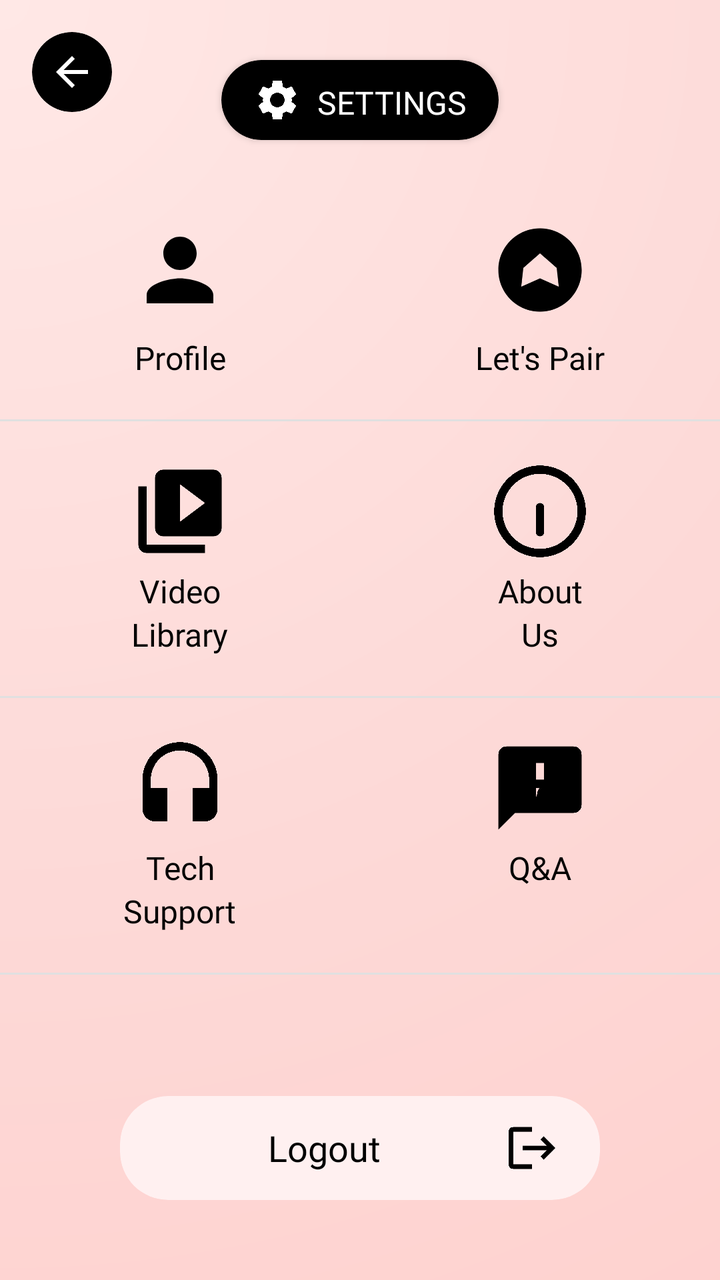
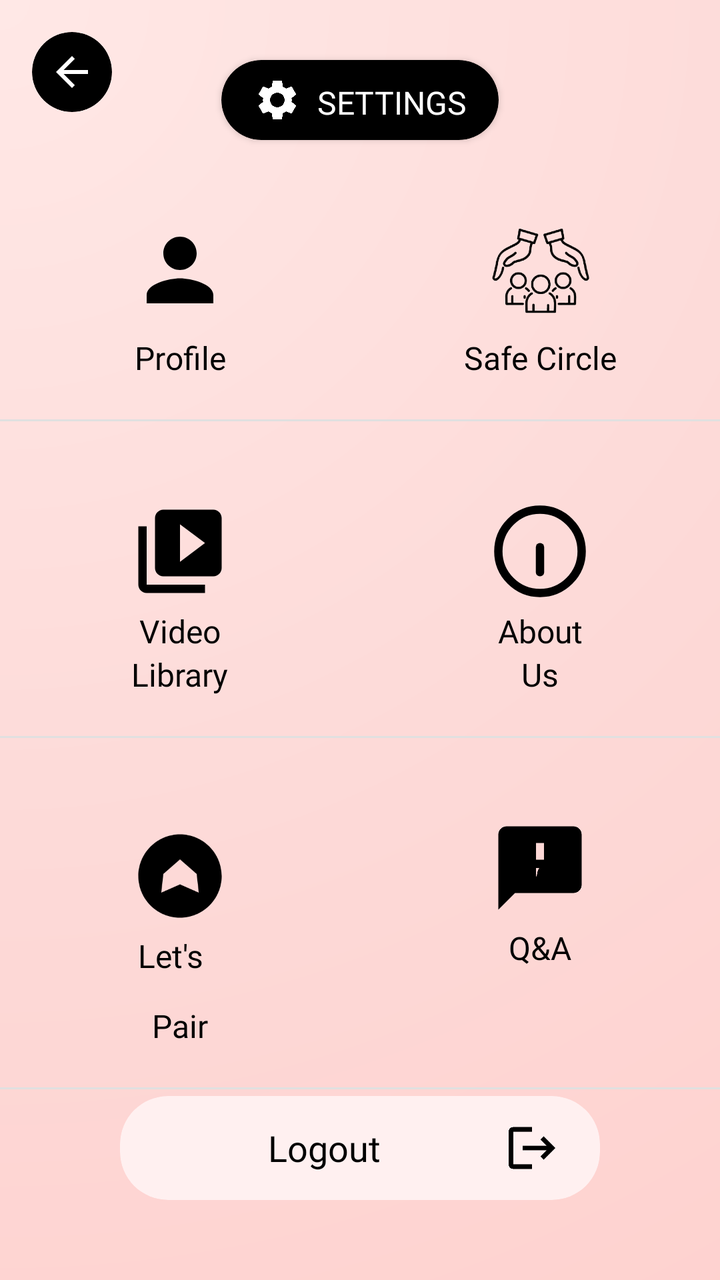

The first picture is an Android layout as it rendered before a commit; the second is the same layout after the commit. The layout source and the unified diff follow.
<!-- AndroidManifest.xml: application theme Theme.SafeHer -->
<!-- res/layout/fragment_settings.xml -->
<?xml version="1.0" encoding="utf-8"?>
<androidx.constraintlayout.widget.ConstraintLayout xmlns:android="http://schemas.android.com/apk/res/android"
    xmlns:app="http://schemas.android.com/apk/res-auto"
    xmlns:tools="http://schemas.android.com/tools"
    android:layout_width="match_parent"
    android:layout_height="match_parent"
    android:background="@drawable/gradient_background">

    
    <androidx.cardview.widget.CardView
        android:id="@+id/backButtonCard"
        android:layout_width="40dp"
        android:layout_height="40dp"
        android:layout_marginStart="16dp"
        android:layout_marginTop="16dp"
        app:cardBackgroundColor="#000000"
        app:cardCornerRadius="20dp"
        app:cardElevation="0dp"
        app:layout_constraintStart_toStartOf="parent"
        app:layout_constraintTop_toTopOf="parent">

        <ImageView
            android:id="@+id/backButton"
            android:layout_width="24dp"
            android:layout_height="24dp"
            android:layout_gravity="center"
            android:contentDescription="Back"
            android:src="@drawable/ic_back"
            app:tint="#FFFFFF" />
    </androidx.cardview.widget.CardView>

    
    <androidx.cardview.widget.CardView
        android:id="@+id/settingsTitleCard"
        android:layout_width="wrap_content"
        android:layout_height="wrap_content"
        android:layout_marginTop="30dp"
        app:cardBackgroundColor="#000000"
        app:cardCornerRadius="20dp"
        app:layout_constraintEnd_toEndOf="parent"
        app:layout_constraintStart_toStartOf="parent"
        app:layout_constraintTop_toTopOf="parent">

        <androidx.constraintlayout.widget.ConstraintLayout
            android:layout_width="wrap_content"
            android:layout_height="wrap_content"
            android:paddingHorizontal="16dp"
            android:paddingVertical="8dp">

            <ImageView
                android:id="@+id/settingsIcon"
                android:layout_width="24dp"
                android:layout_height="24dp"
                android:layout_marginEnd="8dp"
                android:src="@drawable/ic_settings"
                app:layout_constraintBottom_toBottomOf="parent"
                app:layout_constraintStart_toStartOf="parent"
                app:layout_constraintTop_toTopOf="parent"
                app:tint="#FFFFFF" />

            <TextView
                android:layout_width="wrap_content"
                android:layout_height="wrap_content"
                android:layout_marginStart="8dp"
                android:fontFamily="@font/poppins_medium"
                android:text="SETTINGS"
                android:textColor="#FFFFFF"
                android:textSize="16sp"
                app:layout_constraintBottom_toBottomOf="parent"
                app:layout_constraintEnd_toEndOf="parent"
                app:layout_constraintHorizontal_bias="0.0"
                app:layout_constraintStart_toEndOf="@id/settingsIcon"
                app:layout_constraintTop_toTopOf="parent"
                app:layout_constraintVertical_bias="1.0" />
        </androidx.constraintlayout.widget.ConstraintLayout>
    </androidx.cardview.widget.CardView>

    
    <androidx.constraintlayout.widget.ConstraintLayout
        android:id="@+id/profileOption"
        android:layout_width="0dp"
        android:layout_height="wrap_content"
        android:layout_marginTop="40dp"
        app:layout_constraintEnd_toStartOf="@id/pairOption"
        app:layout_constraintStart_toStartOf="parent"
        app:layout_constraintTop_toBottomOf="@id/settingsTitleCard">

        <ImageView
            android:id="@+id/profileIcon"
            android:layout_width="50dp"
            android:layout_height="50dp"
            android:contentDescription="Profile"
            android:src="@drawable/ic_profile"
            app:layout_constraintEnd_toEndOf="parent"
            app:layout_constraintStart_toStartOf="parent"
            app:layout_constraintTop_toTopOf="parent" />

        <TextView
            android:layout_width="wrap_content"
            android:layout_height="wrap_content"
            android:layout_marginTop="8dp"
            android:fontFamily="@font/poppins_medium"
            android:text="Profile"
            android:textColor="#000000"
            android:textSize="16sp"
            app:layout_constraintEnd_toEndOf="parent"
            app:layout_constraintStart_toStartOf="parent"
            app:layout_constraintTop_toBottomOf="@id/profileIcon"
            tools:ignore="HardcodedText" />
    </androidx.constraintlayout.widget.ConstraintLayout>

    
    <androidx.constraintlayout.widget.ConstraintLayout
        android:id="@+id/pairOption"
        android:layout_width="0dp"
        android:layout_height="wrap_content"
        android:layout_marginTop="40dp"
        app:layout_constraintEnd_toEndOf="parent"
        app:layout_constraintStart_toEndOf="@id/profileOption"
        app:layout_constraintTop_toBottomOf="@id/settingsTitleCard">

        <ImageView
            android:id="@+id/pairIcon"
            android:layout_width="50dp"
            android:layout_height="50dp"
            android:contentDescription="Let's Pair"
            android:src="@drawable/ic_pair"
            app:layout_constraintEnd_toEndOf="parent"
            app:layout_constraintStart_toStartOf="parent"
            app:layout_constraintTop_toTopOf="parent" />

        <TextView
            android:layout_width="wrap_content"
            android:layout_height="wrap_content"
            android:layout_marginTop="8dp"
            android:fontFamily="@font/poppins_medium"
            android:text="Let's Pair"
            android:textColor="#000000"
            android:textSize="16sp"
            app:layout_constraintEnd_toEndOf="parent"
            app:layout_constraintStart_toStartOf="parent"
            app:layout_constraintTop_toBottomOf="@id/pairIcon" />
    </androidx.constraintlayout.widget.ConstraintLayout>

    
    <View
        android:id="@+id/divider1"
        android:layout_width="match_parent"
        android:layout_height="1dp"
        android:layout_marginTop="20dp"
        android:background="#E0E0E0"
        app:layout_constraintTop_toBottomOf="@id/profileOption" />

    
    <androidx.constraintlayout.widget.ConstraintLayout
        android:id="@+id/videoLibraryOption"
        android:layout_width="0dp"
        android:layout_height="wrap_content"
        android:layout_marginTop="20dp"
        app:layout_constraintEnd_toStartOf="@id/aboutOption"
        app:layout_constraintStart_toStartOf="parent"
        app:layout_constraintTop_toBottomOf="@id/divider1">

        <ImageView
            android:id="@+id/videoLibraryIcon"
            android:layout_width="50dp"
            android:layout_height="50dp"
            android:contentDescription="Video Library"
            android:src="@drawable/ic_video_play"
            android:tint="@color/black"
            app:layout_constraintEnd_toEndOf="parent"
            app:layout_constraintStart_toStartOf="parent"
            app:layout_constraintTop_toTopOf="parent" />

        <TextView
            android:id="@+id/videoLibraryText"
            android:layout_width="wrap_content"
            android:layout_height="wrap_content"
            android:layout_marginTop="4dp"
            android:fontFamily="@font/poppins_medium"
            android:text="Video"
            android:textColor="#000000"
            android:textSize="16sp"
            app:layout_constraintEnd_toEndOf="parent"
            app:layout_constraintStart_toStartOf="parent"
            app:layout_constraintTop_toBottomOf="@id/videoLibraryIcon" />

        <TextView
            android:layout_width="wrap_content"
            android:layout_height="wrap_content"
            android:fontFamily="@font/poppins_medium"
            android:text="Library"
            android:textColor="#000000"
            android:textSize="16sp"
            app:layout_constraintEnd_toEndOf="parent"
            app:layout_constraintStart_toStartOf="parent"
            app:layout_constraintTop_toBottomOf="@id/videoLibraryText" />
    </androidx.constraintlayout.widget.ConstraintLayout>

    
    <androidx.constraintlayout.widget.ConstraintLayout
        android:id="@+id/aboutOption"
        android:layout_width="0dp"
        android:layout_height="wrap_content"
        android:layout_marginTop="20dp"
        app:layout_constraintEnd_toEndOf="parent"
        app:layout_constraintStart_toEndOf="@id/videoLibraryOption"
        app:layout_constraintTop_toBottomOf="@id/divider1">

        <ImageView
            android:id="@+id/aboutIcon"
            android:layout_width="50dp"
            android:layout_height="50dp"
            android:contentDescription="About Us"
            android:src="@drawable/ic_info"
            app:layout_constraintEnd_toEndOf="parent"
            app:layout_constraintStart_toStartOf="parent"
            app:layout_constraintTop_toTopOf="parent" />

        <TextView
            android:id="@+id/aboutText"
            android:layout_width="wrap_content"
            android:layout_height="wrap_content"
            android:layout_marginTop="4dp"
            android:fontFamily="@font/poppins_medium"
            android:text="About"
            android:textColor="#000000"
            android:textSize="16sp"
            app:layout_constraintEnd_toEndOf="parent"
            app:layout_constraintStart_toStartOf="parent"
            app:layout_constraintTop_toBottomOf="@id/aboutIcon" />

        <TextView
            android:layout_width="wrap_content"
            android:layout_height="wrap_content"
            android:fontFamily="@font/poppins_medium"
            android:text="Us"
            android:textColor="#000000"
            android:textSize="16sp"
            app:layout_constraintEnd_toEndOf="parent"
            app:layout_constraintStart_toStartOf="parent"
            app:layout_constraintTop_toBottomOf="@id/aboutText" />
    </androidx.constraintlayout.widget.ConstraintLayout>

    
    <View
        android:id="@+id/divider2"
        android:layout_width="match_parent"
        android:layout_height="1dp"
        android:layout_marginTop="20dp"
        android:background="#E0E0E0"
        app:layout_constraintTop_toBottomOf="@id/videoLibraryOption" />

    
    <androidx.constraintlayout.widget.ConstraintLayout
        android:id="@+id/techSupportOption"
        android:layout_width="0dp"
        android:layout_height="wrap_content"
        android:layout_marginTop="20dp"
        app:layout_constraintEnd_toStartOf="@id/qaOption"
        app:layout_constraintStart_toStartOf="parent"
        app:layout_constraintTop_toBottomOf="@id/divider2">

        <ImageView
            android:id="@+id/techSupportIcon"
            android:layout_width="50dp"
            android:layout_height="50dp"
            android:contentDescription="Tech Support"
            android:src="@drawable/ic_tech_support"
            app:layout_constraintEnd_toEndOf="parent"
            app:layout_constraintStart_toStartOf="parent"
            app:layout_constraintTop_toTopOf="parent" />

        <TextView
            android:id="@+id/techSupportText"
            android:layout_width="wrap_content"
            android:layout_height="wrap_content"
            android:layout_marginTop="4dp"
            android:fontFamily="@font/poppins_medium"
            android:text="Tech"
            android:textColor="#000000"
            android:textSize="16sp"
            app:layout_constraintEnd_toEndOf="parent"
            app:layout_constraintStart_toStartOf="parent"
            app:layout_constraintTop_toBottomOf="@id/techSupportIcon" />

        <TextView
            android:layout_width="wrap_content"
            android:layout_height="wrap_content"
            android:fontFamily="@font/poppins_medium"
            android:text="Support"
            android:textColor="#000000"
            android:textSize="16sp"
            app:layout_constraintEnd_toEndOf="parent"
            app:layout_constraintStart_toStartOf="parent"
            app:layout_constraintTop_toBottomOf="@id/techSupportText" />
    </androidx.constraintlayout.widget.ConstraintLayout>

    
    <androidx.constraintlayout.widget.ConstraintLayout
        android:id="@+id/qaOption"
        android:layout_width="0dp"
        android:layout_height="wrap_content"
        android:layout_marginTop="20dp"
        app:layout_constraintEnd_toEndOf="parent"
        app:layout_constraintStart_toEndOf="@id/techSupportOption"
        app:layout_constraintTop_toBottomOf="@id/divider2">

        <ImageView
            android:id="@+id/qaIcon"
            android:layout_width="50dp"
            android:layout_height="50dp"
            android:contentDescription="Q&amp;A"
            android:src="@drawable/ic_qa"
            app:layout_constraintEnd_toEndOf="parent"
            app:layout_constraintStart_toStartOf="parent"
            app:layout_constraintTop_toTopOf="parent" />

        <TextView
            android:layout_width="wrap_content"
            android:layout_height="wrap_content"
            android:layout_marginTop="4dp"
            android:fontFamily="@font/poppins_medium"
            android:text="Q&amp;A"
            android:textColor="#000000"
            android:textSize="16sp"
            app:layout_constraintEnd_toEndOf="parent"
            app:layout_constraintStart_toStartOf="parent"
            app:layout_constraintTop_toBottomOf="@id/qaIcon" />
    </androidx.constraintlayout.widget.ConstraintLayout>

    
    <View
        android:id="@+id/divider3"
        android:layout_width="match_parent"
        android:layout_height="1dp"
        android:layout_marginTop="20dp"
        android:background="#E0E0E0"
        app:layout_constraintTop_toBottomOf="@id/techSupportOption" />

    
    <androidx.cardview.widget.CardView
        android:id="@+id/logoutButton"
        android:layout_width="0dp"
        android:layout_height="wrap_content"
        android:layout_marginHorizontal="60dp"
        android:layout_marginBottom="40dp"
        app:cardBackgroundColor="#FFF0F0"
        app:cardCornerRadius="24dp"
        app:cardElevation="0dp"
        app:layout_constraintBottom_toBottomOf="parent"
        app:layout_constraintEnd_toEndOf="parent"
        app:layout_constraintStart_toStartOf="parent">

        <LinearLayout
            android:layout_width="match_parent"
            android:layout_height="wrap_content"
            android:gravity="center"
            android:orientation="horizontal"
            android:padding="12dp"
            tools:ignore="UseCompoundDrawables">

            <TextView
                android:layout_width="0dp"
                android:layout_height="wrap_content"
                android:layout_weight="1"
                android:fontFamily="@font/poppins_semibold"
                android:gravity="center"
                android:text="Logout"
                android:textColor="#000000"
                android:textSize="18sp" />

            <ImageView
                android:layout_width="28dp"
                android:layout_height="28dp"
                android:layout_marginEnd="8dp"
                android:src="@drawable/ic_logout"
                tools:ignore="ContentDescription" />
        </LinearLayout>
    </androidx.cardview.widget.CardView>

</androidx.constraintlayout.widget.ConstraintLayout>
<!-- resources referenced by this layout -->
<resources>
  <color name="black">#FF000000</color>
  <!-- drawable gradient_background (drawable) -->
  <?xml version="1.0" encoding="utf-8"?>
  <shape xmlns:android="http://schemas.android.com/apk/res/android">
      <gradient
          android:type="radial"
          android:gradientRadius="250%p"
          android:centerX="0"
          android:centerY="0"
          android:startColor="#FFE8E6"
          android:centerColor="#FDD9D7"
          android:endColor="#FFCECB" />
  </shape>
  <!-- drawable ic_back (drawable) -->
  <?xml version="1.0" encoding="utf-8"?>
  <vector xmlns:android="http://schemas.android.com/apk/res/android"
      android:width="24dp"
      android:height="24dp"
      android:viewportWidth="24"
      android:viewportHeight="24">
      <path
          android:fillColor="#000000"
          android:pathData="M20,11H7.83l5.59,-5.59L12,4l-8,8 8,8 1.41,-1.41L7.83,13H20v-2z"/>
  </vector>
  <!-- drawable ic_logout (drawable) -->
  <vector xmlns:android="http://schemas.android.com/apk/res/android"
      android:width="24dp"
      android:height="24dp"
      android:viewportWidth="24"
      android:viewportHeight="24">
      <path
          android:fillColor="#000000"
          android:pathData="M17,7l-1.41,1.41L18.17,11H8v2h10.17l-2.58,2.58L17,17l5,-5zM4,5h8V3H4c-1.1,0 -2,0.9 -2,2v14c0,1.1 0.9,2 2,2h8v-2H4V5z"/>
  </vector>
  <!-- drawable ic_pair (drawable) -->
  <vector xmlns:android="http://schemas.android.com/apk/res/android"
      android:width="24dp"
      android:height="24dp"
      android:viewportWidth="24"
      android:viewportHeight="24">
      <path
          android:fillColor="#000000"
          android:pathData="M12,2C6.48,2 2,6.48 2,12s4.48,10 10,10 10,-4.48 10,-10S17.52,2 12,2zM16.5,16L12,14l-4.5,2L8,11.5l4,-3.5 4,3.5L16.5,16z"/>
      <path
          android:fillColor="#00000000"
          android:pathData="M15,7l2,-2M17,9l3,-1M7,9l-3,-1M9,7l-2,-2"
          android:strokeWidth="1"
          android:strokeColor="#000000"
          android:strokeLineCap="round"/>
  </vector>
  <!-- drawable ic_profile (drawable) -->
  <vector xmlns:android="http://schemas.android.com/apk/res/android" android:height="24dp" android:tint="#000000" android:viewportHeight="24" android:viewportWidth="24" android:width="24dp">
        
      <path android:fillColor="@android:color/white" android:pathData="M12,12c2.21,0 4,-1.79 4,-4s-1.79,-4 -4,-4 -4,1.79 -4,4 1.79,4 4,4zM12,14c-2.67,0 -8,1.34 -8,4v2h16v-2c0,-2.66 -5.33,-4 -8,-4z"/>
      
  </vector>
  <!-- drawable ic_tech_support (drawable) -->
  <vector xmlns:android="http://schemas.android.com/apk/res/android"
      android:width="24dp"
      android:height="24dp"
      android:viewportWidth="24"
      android:viewportHeight="24">
      <path
          android:fillColor="#000000"
          android:pathData="M12,1c-4.97,0 -9,4.03 -9,9v7c0,1.66 1.34,3 3,3h3v-8H5v-2c0,-3.87 3.13,-7 7,-7s7,3.13 7,7v2h-4v8h3c1.66,0 3,-1.34 3,-3v-7c0,-4.97 -4.03,-9 -9,-9z"/>
      <path
          android:fillColor="#000000"
          android:pathData="M7,14m-2,0a2,2 0,1 1,4 0a2,2 0,1 1,-4 0"/>
      <path
          android:fillColor="#000000"
          android:pathData="M17,14m-2,0a2,2 0,1 1,4 0a2,2 0,1 1,-4 0"/>
  </vector>
  <!-- drawable ic_video_play (drawable) -->
  <vector xmlns:android="http://schemas.android.com/apk/res/android"
      android:width="24dp"
      android:height="24dp"
      android:viewportWidth="24"
      android:viewportHeight="24">
    <path
        android:fillColor="#555555"
        android:pathData="M4,6L2,6v14c0,1.1 0.9,2 2,2h14v-2L4,20L4,6zM20,2L8,2c-1.1,0 -2,0.9 -2,2v12c0,1.1 0.9,2 2,2h12c1.1,0 2,-0.9 2,-2L22,4c0,-1.1 -0.9,-2 -2,-2zM12,14.5v-9l6,4.5 -6,4.5z"/>
  </vector>
  <style name="Theme.SafeHer" parent="Base.Theme.SafeHer" />
  <style name="Base.Theme.SafeHer" parent="Theme.MaterialComponents.NoActionBar">
          
          
      </style>
  <!-- unchanged entries left out for length: 3 -->
</resources>

<!-- the commit's change to res/layout/fragment_settings.xml (unified diff, before → after) -->
@@ -120,11 +120,11 @@
         app:layout_constraintTop_toBottomOf="@id/settingsTitleCard">
 
         <ImageView
-            android:id="@+id/pairIcon"
+            android:id="@+id/safecircleIcon"
             android:layout_width="50dp"
             android:layout_height="50dp"
             android:contentDescription="Let's Pair"
-            android:src="@drawable/ic_pair"
+            android:src="@drawable/safe_circle"
             app:layout_constraintEnd_toEndOf="parent"
             app:layout_constraintStart_toStartOf="parent"
             app:layout_constraintTop_toTopOf="parent" />
@@ -134,12 +134,12 @@
             android:layout_height="wrap_content"
             android:layout_marginTop="8dp"
             android:fontFamily="@font/poppins_medium"
-            android:text="Let's Pair"
-            android:textColor="#000000"
-            android:textSize="16sp"
-            app:layout_constraintEnd_toEndOf="parent"
-            app:layout_constraintStart_toStartOf="parent"
-            app:layout_constraintTop_toBottomOf="@id/pairIcon" />
+            android:text="Safe Circle"
+            android:textColor="#000000"
+            android:textSize="16sp"
+            app:layout_constraintEnd_toEndOf="parent"
+            app:layout_constraintStart_toStartOf="parent"
+            app:layout_constraintTop_toBottomOf="@id/safecircleIcon" />
     </androidx.constraintlayout.widget.ConstraintLayout>
 
     
@@ -152,11 +152,13 @@
         app:layout_constraintTop_toBottomOf="@id/profileOption" />
 
     
+
+    
     <androidx.constraintlayout.widget.ConstraintLayout
         android:id="@+id/videoLibraryOption"
         android:layout_width="0dp"
         android:layout_height="wrap_content"
-        android:layout_marginTop="20dp"
+        android:layout_marginTop="40dp"
         app:layout_constraintEnd_toStartOf="@id/aboutOption"
         app:layout_constraintStart_toStartOf="parent"
         app:layout_constraintTop_toBottomOf="@id/divider1">
@@ -167,10 +169,10 @@
             android:layout_height="50dp"
             android:contentDescription="Video Library"
             android:src="@drawable/ic_video_play"
-            android:tint="@color/black"
-            app:layout_constraintEnd_toEndOf="parent"
-            app:layout_constraintStart_toStartOf="parent"
-            app:layout_constraintTop_toTopOf="parent" />
+            app:layout_constraintEnd_toEndOf="parent"
+            app:layout_constraintStart_toStartOf="parent"
+            app:layout_constraintTop_toTopOf="parent"
+            app:tint="@color/black" />
 
         <TextView
             android:id="@+id/videoLibraryText"
@@ -198,11 +200,12 @@
     </androidx.constraintlayout.widget.ConstraintLayout>
 
     
+
     <androidx.constraintlayout.widget.ConstraintLayout
         android:id="@+id/aboutOption"
         android:layout_width="0dp"
         android:layout_height="wrap_content"
-        android:layout_marginTop="20dp"
+        android:layout_marginTop="40dp"
         app:layout_constraintEnd_toEndOf="parent"
         app:layout_constraintStart_toEndOf="@id/videoLibraryOption"
         app:layout_constraintTop_toBottomOf="@id/divider1">
@@ -242,7 +245,6 @@
             app:layout_constraintTop_toBottomOf="@id/aboutText" />
     </androidx.constraintlayout.widget.ConstraintLayout>
 
-    
     <View
         android:id="@+id/divider2"
         android:layout_width="match_parent"
@@ -252,56 +254,61 @@
         app:layout_constraintTop_toBottomOf="@id/videoLibraryOption" />
 
     
+
+    
+
+    
+
     <androidx.constraintlayout.widget.ConstraintLayout
         android:id="@+id/techSupportOption"
         android:layout_width="0dp"
         android:layout_height="wrap_content"
-        android:layout_marginTop="20dp"
+        android:layout_marginTop="40dp"
         app:layout_constraintEnd_toStartOf="@id/qaOption"
         app:layout_constraintStart_toStartOf="parent"
         app:layout_constraintTop_toBottomOf="@id/divider2">
 
         <ImageView
-            android:id="@+id/techSupportIcon"
-            android:layout_width="50dp"
-            android:layout_height="50dp"
-            android:contentDescription="Tech Support"
-            android:src="@drawable/ic_tech_support"
-            app:layout_constraintEnd_toEndOf="parent"
-            app:layout_constraintStart_toStartOf="parent"
-            app:layout_constraintTop_toTopOf="parent" />
-
-        <TextView
-            android:id="@+id/techSupportText"
-            android:layout_width="wrap_content"
-            android:layout_height="wrap_content"
-            android:layout_marginTop="4dp"
-            android:fontFamily="@font/poppins_medium"
-            android:text="Tech"
-            android:textColor="#000000"
-            android:textSize="16sp"
-            app:layout_constraintEnd_toEndOf="parent"
-            app:layout_constraintStart_toStartOf="parent"
-            app:layout_constraintTop_toBottomOf="@id/techSupportIcon" />
-
-        <TextView
-            android:layout_width="wrap_content"
-            android:layout_height="wrap_content"
-            android:fontFamily="@font/poppins_medium"
-            android:text="Support"
-            android:textColor="#000000"
-            android:textSize="16sp"
-            app:layout_constraintEnd_toEndOf="parent"
-            app:layout_constraintStart_toStartOf="parent"
-            app:layout_constraintTop_toBottomOf="@id/techSupportText" />
-    </androidx.constraintlayout.widget.ConstraintLayout>
-
-    
+            android:id="@+id/LetsPairIcon"
+            android:layout_width="50dp"
+            android:layout_height="50dp"
+            android:layout_marginTop="4dp"
+            android:contentDescription="Lets Pair"
+            android:src="@drawable/ic_pair"
+            app:layout_constraintEnd_toEndOf="parent"
+            app:layout_constraintStart_toStartOf="parent"
+            app:layout_constraintTop_toTopOf="parent" />
+
+        <TextView
+            android:id="@+id/letspairText"
+            android:layout_width="42dp"
+            android:layout_height="35dp"
+            android:layout_marginTop="4dp"
+            android:fontFamily="@font/poppins_medium"
+            android:text="Let's"
+            android:textColor="#000000"
+            android:textSize="16sp"
+            app:layout_constraintEnd_toEndOf="parent"
+            app:layout_constraintStart_toStartOf="parent"
+            app:layout_constraintTop_toBottomOf="@id/LetsPairIcon" />
+
+        <TextView
+            android:layout_width="wrap_content"
+            android:layout_height="wrap_content"
+            android:fontFamily="@font/poppins_medium"
+            android:text="Pair"
+            android:textColor="#000000"
+            android:textSize="16sp"
+            app:layout_constraintEnd_toEndOf="parent"
+            app:layout_constraintStart_toStartOf="parent"
+            app:layout_constraintTop_toBottomOf="@id/letspairText" />
+    </androidx.constraintlayout.widget.ConstraintLayout>
+
     <androidx.constraintlayout.widget.ConstraintLayout
         android:id="@+id/qaOption"
         android:layout_width="0dp"
         android:layout_height="wrap_content"
-        android:layout_marginTop="20dp"
+        android:layout_marginTop="40dp"
         app:layout_constraintEnd_toEndOf="parent"
         app:layout_constraintStart_toEndOf="@id/techSupportOption"
         app:layout_constraintTop_toBottomOf="@id/divider2">
@@ -329,7 +336,6 @@
             app:layout_constraintTop_toBottomOf="@id/qaIcon" />
     </androidx.constraintlayout.widget.ConstraintLayout>
 
-    
     <View
         android:id="@+id/divider3"
         android:layout_width="match_parent"
<!-- resource entries referenced after the edit -->
@@ -56,22 +56,6 @@
       <path android:fillColor="@android:color/white" android:pathData="M12,12c2.21,0 4,-1.79 4,-4s-1.79,-4 -4,-4 -4,1.79 -4,4 1.79,4 4,4zM12,14c-2.67,0 -8,1.34 -8,4v2h16v-2c0,-2.66 -5.33,-4 -8,-4z"/>
       
   </vector>
-  <!-- drawable ic_tech_support (drawable) -->
-  <vector xmlns:android="http://schemas.android.com/apk/res/android"
-      android:width="24dp"
-      android:height="24dp"
-      android:viewportWidth="24"
-      android:viewportHeight="24">
-      <path
-          android:fillColor="#000000"
-          android:pathData="M12,1c-4.97,0 -9,4.03 -9,9v7c0,1.66 1.34,3 3,3h3v-8H5v-2c0,-3.87 3.13,-7 7,-7s7,3.13 7,7v2h-4v8h3c1.66,0 3,-1.34 3,-3v-7c0,-4.97 -4.03,-9 -9,-9z"/>
-      <path
-          android:fillColor="#000000"
-          android:pathData="M7,14m-2,0a2,2 0,1 1,4 0a2,2 0,1 1,-4 0"/>
-      <path
-          android:fillColor="#000000"
-          android:pathData="M17,14m-2,0a2,2 0,1 1,4 0a2,2 0,1 1,-4 0"/>
-  </vector>
   <!-- drawable ic_video_play (drawable) -->
   <vector xmlns:android="http://schemas.android.com/apk/res/android"
       android:width="24dp"
@@ -82,6 +66,7 @@
         android:fillColor="#555555"
         android:pathData="M4,6L2,6v14c0,1.1 0.9,2 2,2h14v-2L4,20L4,6zM20,2L8,2c-1.1,0 -2,0.9 -2,2v12c0,1.1 0.9,2 2,2h12c1.1,0 2,-0.9 2,-2L22,4c0,-1.1 -0.9,-2 -2,-2zM12,14.5v-9l6,4.5 -6,4.5z"/>
   </vector>
+  <!-- drawable safe_circle: png bitmap (drawable, 47160 bytes) -->
   <style name="Theme.SafeHer" parent="Base.Theme.SafeHer" />
   <style name="Base.Theme.SafeHer" parent="Theme.MaterialComponents.NoActionBar">
           
